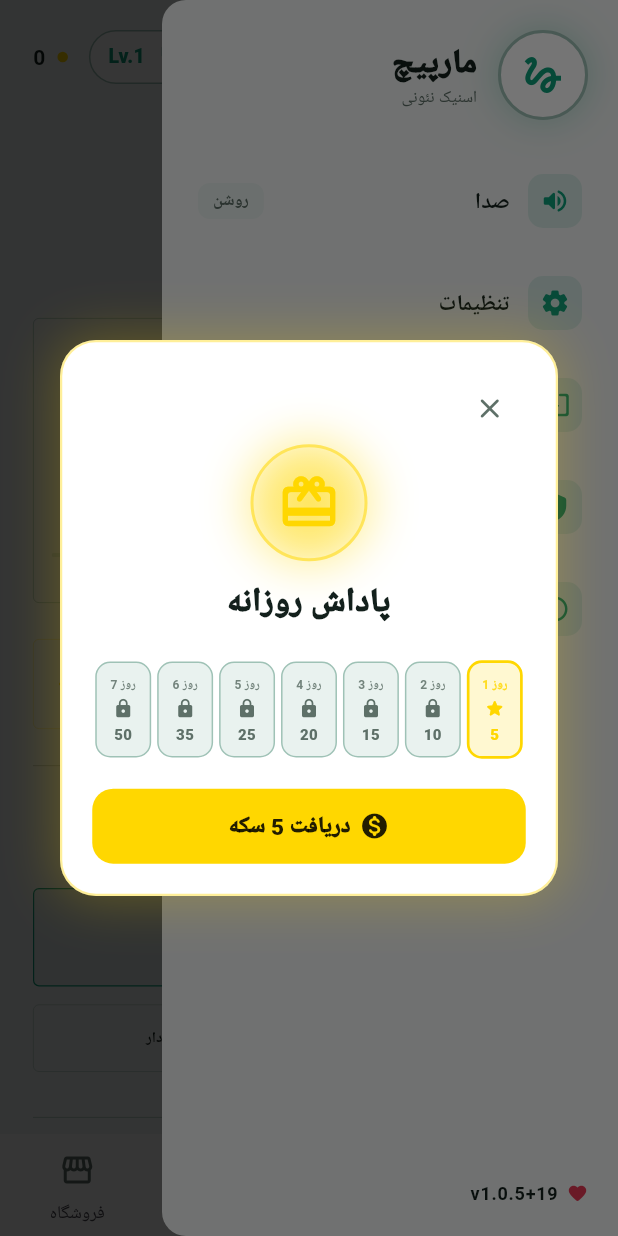
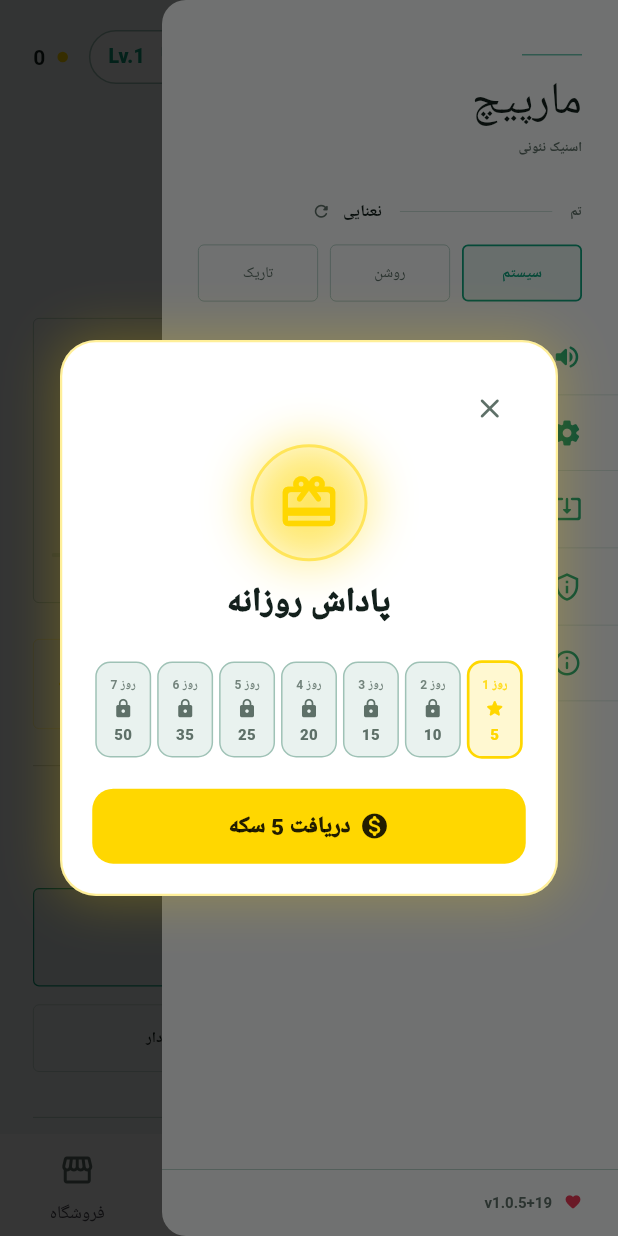
Before and after one commit to Mohamad811381/marpech, a Flutter app: the screen it shows after launch, with the side drawer open, on a phone screen of 412 x 824 dp. Run offline on Flutter 3.47's test engine with Material 3 defaults, Android fonts, the phone set to English and light mode, and no system bars; our stand-ins replace audioplayers, material_ui, package_info_plus, shared_preferences; missing offline and left inert: dart:html; accounts and stored records are empty.

Commit message:
دراور اپدیت

```diff
--- a/lib/screens/main_shell.dart
+++ b/lib/screens/main_shell.dart
@@ -66,6 +66,7 @@ void dispose() {
   void _onThemeChanged() {
     if (mounted) setState(() {});
   }
+
   Future<void> _load() async {
     await SettingsService.load();
     final s = SettingsService.current;
@@ -181,6 +182,7 @@ Widget build(BuildContext context) {
           muted: _muted,
           onToggleMute: _toggleMute,
           onOpenSettings: _openSettings,
+          onPaletteChanged: _reloadPalette,
         ),
         body: SafeArea(
           bottom: false,
--- a/lib/widgets/app_drawer.dart
+++ b/lib/widgets/app_drawer.dart
@@ -1,12 +1,15 @@
-// ignore_for_file: deprecated_member_use
+// ignore_for_file: use_build_context_synchronously, deprecated_member_use
 
 import 'package:flutter/foundation.dart';
 import 'package:flutter/material.dart';
+import 'package:marpech/services/theme_service.dart';
 import 'package:package_info_plus/package_info_plus.dart';
 import '../models/game_palette.dart';
 import '../screens/about_screen.dart';
 import '../screens/privacy_policy_screen.dart';
+import '../services/audio_service.dart';
 import '../services/localization_service.dart';
+import '../services/shop_service.dart';
 import '../services/update_service.dart';
 import 'update_dialog.dart';
 
@@ -15,6 +18,7 @@ class AppDrawer extends StatefulWidget {
   final bool muted;
   final VoidCallback onToggleMute;
   final VoidCallback onOpenSettings;
+  final VoidCallback? onPaletteChanged;
 
   const AppDrawer({
     super.key,
@@ -22,6 +26,7 @@ class AppDrawer extends StatefulWidget {
     required this.muted,
     required this.onToggleMute,
     required this.onOpenSettings,
+    this.onPaletteChanged,
   });
 
   @override
@@ -33,13 +38,20 @@ class _AppDrawerState extends State<AppDrawer> {
   UpdateCheckResult? _lastResult;
   String? _latestVersion;
 
+  final _audio = AudioService();
+
   GamePalette get p => widget.palette;
   bool get muted => widget.muted;
+
+  // ── Helpers برای i18n (همان الگوی home_tab) ──
+  double _ls(double english) => L10n.isFa ? 0 : english;
+  FontStyle get _italic => L10n.isFa ? FontStyle.normal : FontStyle.italic;
+  String _upper(String s) => L10n.isFa ? s : s.toUpperCase();
 
   @override
   void initState() {
     super.initState();
-    // چک خودکار موقع باز شدن Drawer (فقط وب)
+    // چک خودکار (فقط وب)
     if (kIsWeb) {
       WidgetsBinding.instance.addPostFrameCallback((_) => _autoCheck());
     }
@@ -64,14 +76,23 @@ class _AppDrawerState extends State<AppDrawer> {
   Widget build(BuildContext context) {
     return Drawer(
       backgroundColor: p.bg,
-      child: SafeArea(
       child: Column(
+        crossAxisAlignment: CrossAxisAlignment.stretch,
         children: [
-            _header(context),
-            const SizedBox(height: 8),
+          _header(),
+          _themeRow(),
+          const SizedBox(height: 6),
+          _themeModeSelector(),
+          const SizedBox(height: 12),
+          Expanded(
+            child: ListView(
+              padding: EdgeInsets.zero,
+              children: [
                 _item(
                   context,
-              icon: muted ? Icons.volume_off_rounded : Icons.volume_up_rounded,
+                  icon: muted
+                      ? Icons.volume_off_rounded
+                      : Icons.volume_up_rounded,
                   title: L10n.t('drawer_sound'),
                   trailing: muted
                       ? L10n.t('drawer_sound_off')
@@ -96,7 +117,7 @@ class _AppDrawerState extends State<AppDrawer> {
                 ),
                 _item(
                   context,
-              icon: Icons.privacy_tip_rounded,
+                  icon: Icons.privacy_tip_outlined,
                   title: L10n.t('drawer_privacy'),
                   onTap: () {
                     Navigator.of(context).pop();
@@ -120,8 +141,248 @@ class _AppDrawerState extends State<AppDrawer> {
                     );
                   },
                 ),
-            const Spacer(),
+              ],
+            ),
+          ),
           _footer(),
+        ],
+      ),
+    );
+  }
+
+  // ─────────────── هدر ───────────────
+
+  Widget _header() {
+    return Padding(
+      padding: const EdgeInsetsDirectional.fromSTEB(24, 36, 24, 20),
+      child: Column(
+        crossAxisAlignment: CrossAxisAlignment.start,
+        children: [
+          Container(width: 40, height: 1, color: p.accent.withOpacity(0.6)),
+          const SizedBox(height: 14),
+          Text(
+            L10n.t('app_name'),
+            style: TextStyle(
+              fontSize: 30,
+              fontWeight: FontWeight.w300,
+              height: 1.1,
+              letterSpacing: _ls(2),
+              color: p.textPrimary,
+              fontStyle: _italic,
+            ),
+          ),
+          const SizedBox(height: 8),
+          Text(
+            _upper(L10n.t('app_tagline')),
+            style: TextStyle(
+              fontSize: 9,
+              fontWeight: FontWeight.w600,
+              letterSpacing: _ls(3),
+              color: p.textMuted,
+            ),
+          ),
+        ],
+      ),
+    );
+  }
+
+  // ─────────────── ردیف تم (همان صفحه‌ی اصلی) ───────────────
+
+  Widget _themeRow() {
+    return Padding(
+      padding: const EdgeInsetsDirectional.fromSTEB(24, 8, 24, 8),
+      child: InkWell(
+        onTap: _cyclePalette,
+        child: Row(
+          children: [
+            Text(
+              _upper(L10n.t('menu_theme')),
+              style: TextStyle(
+                fontSize: 9,
+                fontWeight: FontWeight.w600,
+                letterSpacing: _ls(2),
+                color: p.textMuted,
+              ),
+            ),
+            const SizedBox(width: 12),
+            Expanded(
+              child: Container(
+                height: 0.5,
+                color: p.border.withOpacity(0.7),
+              ),
+            ),
+            const SizedBox(width: 12),
+            Flexible(
+              child: Text(
+                p.name,
+                maxLines: 1,
+                overflow: TextOverflow.ellipsis,
+                style: TextStyle(
+                  fontSize: 11,
+                  fontWeight: FontWeight.w600,
+                  color: p.textPrimary,
+                  fontStyle: _italic,
+                ),
+              ),
+            ),
+            const SizedBox(width: 8),
+            Icon(Icons.refresh_rounded, color: p.textMuted, size: 13),
+          ],
+        ),
+      ),
+    );
+  }
+
+  Future<void> _cyclePalette() async {
+    await _audio.playSfx(Sfx.button);
+    final isLight = ThemeService.isLight(context);
+
+    if (isLight) {
+      // چرخش بین پالت‌های روشن (همه‌ی پالت‌های روشن رایگان‌اند)
+      final currentId = ThemeService.lightPaletteId.value;
+      final currentIdx = lightPalettes.indexWhere((e) => e.id == currentId);
+      final next = lightPalettes[(currentIdx + 1) % lightPalettes.length];
+      await ThemeService.setLightPalette(next);
+    } else {
+      // چرخش بین پالت‌های تاریک باز شده
+      final unlocked = await ShopService.getUnlockedThemes();
+      final currentId = ThemeService.darkPalette.value.id;
+      final currentIdx = palettes.indexWhere((e) => e.id == currentId);
+      var nextIdx = currentIdx;
+      for (var i = 1; i <= palettes.length; i++) {
+        final idx = (currentIdx + i) % palettes.length;
+        if (unlocked.contains(palettes[idx].id)) {
+          nextIdx = idx;
+          break;
+        }
+      }
+      await ThemeService.setDarkPalette(palettes[nextIdx]);
+    }
+
+    widget.onPaletteChanged?.call();
+    if (mounted) setState(() {});
+  }
+
+  // ─────────────── انتخاب حالت تم ───────────────
+
+  Widget _themeModeSelector() {
+    final options = <ThemeMode, String>{
+      ThemeMode.system: L10n.t('settings_theme_system'),
+      ThemeMode.light: L10n.t('settings_theme_light'),
+      ThemeMode.dark: L10n.t('settings_theme_dark'),
+    };
+    final entries = options.entries.toList();
+
+    return Padding(
+      padding: const EdgeInsetsDirectional.fromSTEB(24, 0, 24, 0),
+      child: ValueListenableBuilder<ThemeMode>(
+        valueListenable: ThemeService.mode,
+        builder: (context, mode, _) {
+          return Row(
+            children: [
+              for (var i = 0; i < entries.length; i++) ...[
+                if (i > 0) const SizedBox(width: 8),
+                Expanded(
+                  child: _themeCell(
+                    label: entries[i].value,
+                    selected: entries[i].key == mode,
+                    onTap: () => ThemeService.setMode(entries[i].key),
+                  ),
+                ),
+              ],
+            ],
+          );
+        },
+      ),
+    );
+  }
+
+  Widget _themeCell({
+    required String label,
+    required bool selected,
+    required VoidCallback onTap,
+  }) {
+    return InkWell(
+      onTap: onTap,
+      borderRadius: BorderRadius.circular(4),
+      child: AnimatedContainer(
+        duration: const Duration(milliseconds: 180),
+        height: 38,
+        alignment: Alignment.center,
+        padding: const EdgeInsets.symmetric(horizontal: 4),
+        decoration: BoxDecoration(
+          color: selected ? p.accent.withOpacity(0.08) : Colors.transparent,
+          border: Border.all(
+            color: selected ? p.accent : p.border,
+            width: selected ? 1.2 : 0.5,
+          ),
+          borderRadius: BorderRadius.circular(4),
+        ),
+        child: Text(
+          _upper(label),
+          maxLines: 1,
+          overflow: TextOverflow.ellipsis,
+          textAlign: TextAlign.center,
+          style: TextStyle(
+            fontSize: 10,
+            fontWeight: selected ? FontWeight.w700 : FontWeight.w500,
+            letterSpacing: _ls(1),
+            color: selected ? p.accent : p.textMuted,
+          ),
+        ),
+      ),
+    );
+  }
+
+  // ─────────────── آیتم منو ───────────────
+
+  Widget _item(
+    BuildContext context, {
+    required IconData icon,
+    required String title,
+    String? trailing,
+    Widget? trailingWidget,
+    required VoidCallback onTap,
+  }) {
+    return InkWell(
+      onTap: onTap,
+      splashColor: p.accent.withOpacity(0.08),
+      highlightColor: p.accent.withOpacity(0.03),
+      child: Container(
+        padding: const EdgeInsetsDirectional.fromSTEB(24, 15, 24, 15),
+        decoration: BoxDecoration(
+          border: Border(
+            bottom: BorderSide(color: p.border.withOpacity(0.5), width: 0.5),
+          ),
+        ),
+        child: Row(
+          children: [
+            Icon(icon, color: p.accent, size: 20),
+            const SizedBox(width: 16),
+            Expanded(
+              child: Text(
+                title,
+                maxLines: 1,
+                overflow: TextOverflow.ellipsis,
+                style: TextStyle(
+                  fontSize: 14,
+                  fontWeight: FontWeight.w600,
+                  color: p.textPrimary,
+                ),
+              ),
+            ),
+            if (trailingWidget != null)
+              trailingWidget
+            else if (trailing != null)
+              Text(
+                _upper(trailing),
+                style: TextStyle(
+                  fontSize: 9,
+                  fontWeight: FontWeight.w600,
+                  letterSpacing: _ls(1.5),
+                  color: p.textMuted,
+                ),
+              ),
           ],
         ),
       ),
@@ -129,6 +390,7 @@ class _AppDrawerState extends State<AppDrawer> {
   }
 
   // ─────────────── بج وضعیت آپدیت ───────────────
+
   Widget _updateBadge() {
     if (!kIsWeb) {
       return _Badge(
@@ -139,9 +401,9 @@ class _AppDrawerState extends State<AppDrawer> {
     }
     if (_checking) {
       return SizedBox(
-        width: 16,
-        height: 16,
-        child: CircularProgressIndicator(strokeWidth: 2, color: p.accent),
+        width: 14,
+        height: 14,
+        child: CircularProgressIndicator(strokeWidth: 1.8, color: p.accent),
       );
     }
     switch (_lastResult) {
@@ -176,125 +438,25 @@ class _AppDrawerState extends State<AppDrawer> {
         );
     }
   }
-  // ─────────────── header / item / footer ───────────────
 
-  Widget _header(BuildContext context) {
-    return Padding(
-      padding: const EdgeInsets.fromLTRB(20, 20, 20, 12),
+  // ─────────────── فوتر ───────────────
+
+  Widget _footer() {
+    return Container(
+      padding: const EdgeInsetsDirectional.fromSTEB(24, 14, 24, 16),
+      decoration: BoxDecoration(
+        border: Border(top: BorderSide(color: p.border, width: 0.5)),
+      ),
       child: Row(
         children: [
-          Container(
-            width: 60,
-            height: 60,
-            decoration: BoxDecoration(
-              shape: BoxShape.circle,
-              color: p.surface,
-              border: Border.all(color: p.border, width: 2),
-              boxShadow: [
-                BoxShadow(
-                  color: p.accent.withOpacity(0.25),
-                  blurRadius: 20,
-                  spreadRadius: 2,
-                ),
-              ],
-            ),
-            child: Icon(Icons.gesture, size: 32, color: p.accent),
-          ),
-          const SizedBox(width: 14),
-          Expanded(
-            child: Column(
-              crossAxisAlignment: CrossAxisAlignment.start,
-              children: [
-                Text(
-                  L10n.t('app_name'),
-                  style: TextStyle(
-                    fontSize: 22,
-                    fontWeight: FontWeight.w900,
-                    letterSpacing: 2,
-                    color: p.textPrimary,
-                  ),
-                ),
-                Text(
-                  L10n.t('app_tagline'),
-                  style: TextStyle(fontSize: 11, color: p.textMuted),
-                ),
-              ],
-            ),
-          ),
-        ],
-      ),
-    );
-  }
-
-  Widget _item(
-    BuildContext context, {
-    required IconData icon,
-    required String title,
-    String? trailing,
-    Widget? trailingWidget,
-    required VoidCallback onTap,
-  }) {
-    return Padding(
-      padding: const EdgeInsets.symmetric(horizontal: 12, vertical: 2),
-      child: Material(
-        color: Colors.transparent,
-        borderRadius: BorderRadius.circular(12),
-        child: InkWell(
-          borderRadius: BorderRadius.circular(12),
-          onTap: onTap,
-          child: Padding(
-            padding: const EdgeInsets.symmetric(horizontal: 12, vertical: 14),
-            child: Row(
-              children: [
-                Container(
-                  width: 36,
-                  height: 36,
-                  decoration: BoxDecoration(
-                    color: p.accent.withOpacity(0.12),
-                    borderRadius: BorderRadius.circular(10),
-                  ),
-                  child: Icon(icon, color: p.accent, size: 20),
-                ),
-                const SizedBox(width: 12),
-                Expanded(
-                  child: Text(
-                    title,
-                    style: TextStyle(
-                      fontSize: 15,
-                      fontWeight: FontWeight.w700,
-                      color: p.textPrimary,
-                    ),
-                  ),
-                ),
-                if (trailingWidget != null)
-                  trailingWidget
-                else if (trailing != null)
-                  _Badge(
-                    text: trailing,
-                    color: p.textMuted,
-                    bgColor: p.surfaceAlt,
-                  ),
-              ],
-            ),
-          ),
-        ),
-      ),
-    );
-  }
-
-  Widget _footer() {
-    return Padding(
-      padding: const EdgeInsets.all(20),
-      child: Row(
-        children: [
-          Icon(Icons.favorite_rounded, color: p.food, size: 14),
-          const SizedBox(width: 6),
+          Icon(Icons.favorite_rounded, color: p.food, size: 12),
+          const SizedBox(width: 8),
           _VersionText(
             style: TextStyle(
-              fontSize: 12,
-              color: p.textPrimary,
-              fontWeight: FontWeight.w700,
-              letterSpacing: 0.5,
+              fontSize: 10,
+              color: p.textMuted,
+              fontWeight: FontWeight.w600,
+              letterSpacing: _ls(1.5),
             ),
           ),
         ],
@@ -340,7 +502,6 @@ class _AppDrawerState extends State<AppDrawer> {
     );
 
     // اگر چک خودکار در جریان باشد، checkNow همان Future را برمی‌گرداند
-    // و کاربر منتظر نتیجه‌ی واقعی می‌ماند (نه پاسخ ساختگی «به‌روز است»).
     final result = await UpdateService.instance.checkNow();
 
     if (!navCtx.mounted) return;
@@ -419,15 +580,15 @@ class _Badge extends StatelessWidget {
   @override
   Widget build(BuildContext context) {
     return Container(
-      padding: const EdgeInsets.symmetric(horizontal: 10, vertical: 4),
+      padding: const EdgeInsets.symmetric(horizontal: 8, vertical: 3),
       decoration: BoxDecoration(
         color: bgColor,
-        borderRadius: BorderRadius.circular(8),
+        borderRadius: BorderRadius.circular(4),
       ),
       child: Text(
         text,
         style: TextStyle(
-          fontSize: 11,
+          fontSize: 10,
           fontWeight: FontWeight.w700,
           color: color,
         ),
@@ -447,8 +608,8 @@ class _LoadingDialog extends StatelessWidget {
     return Dialog(
       backgroundColor: palette.surface,
       shape: RoundedRectangleBorder(
-        borderRadius: BorderRadius.circular(20),
-        side: BorderSide(color: palette.border, width: 1),
+        borderRadius: BorderRadius.circular(8),
+        side: BorderSide(color: palette.border, width: 0.5),
       ),
       child: Padding(
         padding: const EdgeInsets.symmetric(horizontal: 28, vertical: 24),
@@ -456,10 +617,10 @@ class _LoadingDialog extends StatelessWidget {
           mainAxisSize: MainAxisSize.min,
           children: [
             SizedBox(
-              width: 22,
-              height: 22,
+              width: 20,
+              height: 20,
               child: CircularProgressIndicator(
-                strokeWidth: 2.5,
+                strokeWidth: 2,
                 color: palette.accent,
               ),
             ),
@@ -480,6 +641,7 @@ class _LoadingDialog extends StatelessWidget {
 }
 
 // ─────────────── ویجت نسخه ───────────────
+
 class _VersionText extends StatefulWidget {
   final TextStyle? style;
   const _VersionText({this.style});
--- a/project_structure.txt
+++ b/project_structure.txt
@@ -77,6 +77,7 @@
        settings_service.dart
        shop_service.dart
        storage_service.dart
+       theme_service.dart
        translations.dart
        update_service.dart
     utils
```
Lines whose indentation alone changed are shown as unchanged.
